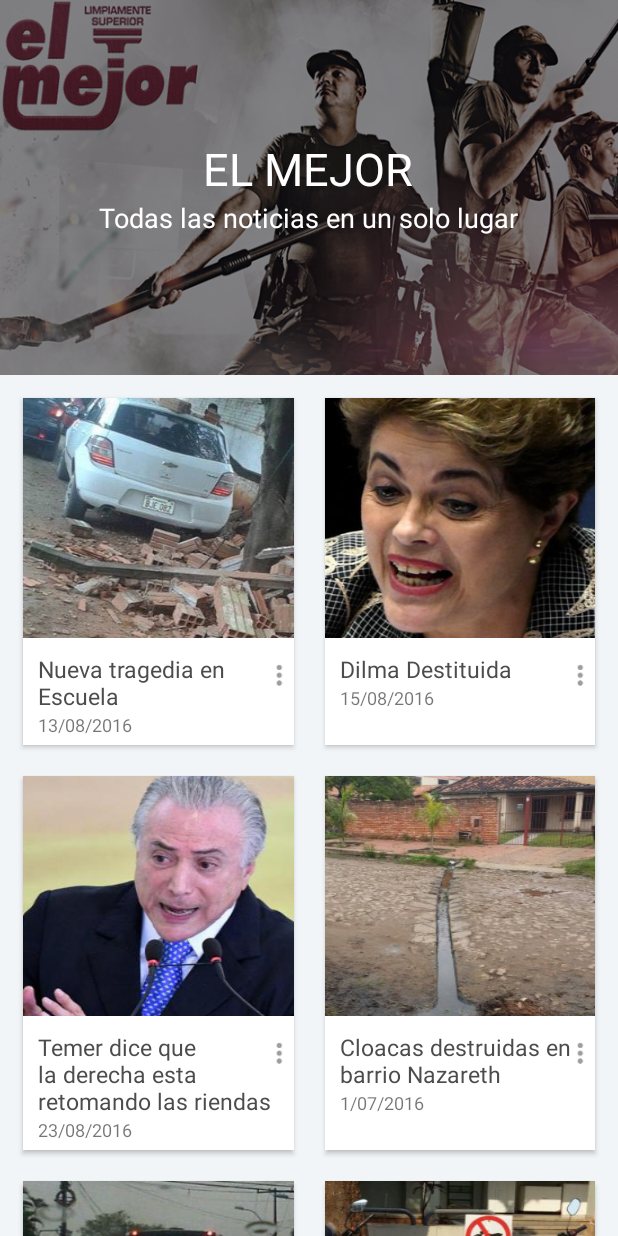
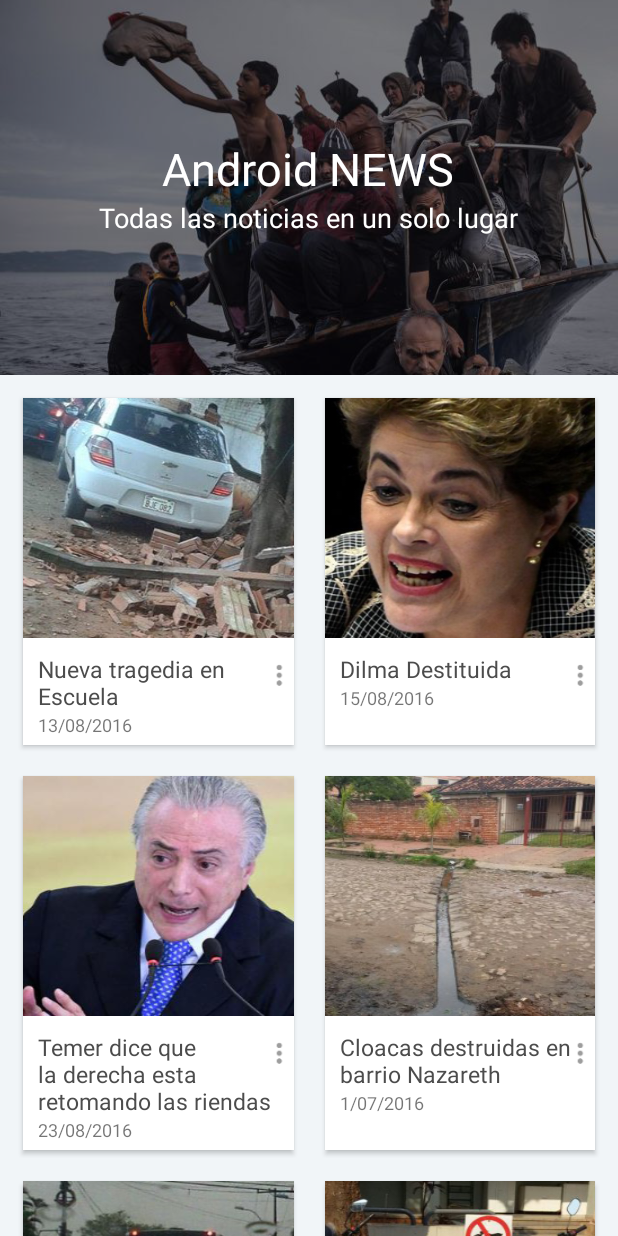
Before and after one commit to jorgecasariego/Android-News-with-Cards, an Android app: the screen it shows after launch (MainActivity), on a phone screen of 412 x 824 dp. Run offline under Robolectric (Android 15) with nearby library versions, the phone set to English and light mode, and no system bars.

```diff
--- a/app/src/main/res/values/strings.xml
+++ b/app/src/main/res/values/strings.xml
@@ -3,6 +3,6 @@
     <string name="action_settings">Settings</string>
     <string name="action_add_favourite">Añadir a favoritos</string>
     <string name="action_ver_noticia">Ver Noticia</string>
-    <string name="backdrop_title">EL MEJOR</string>
+    <string name="backdrop_title">Android NEWS</string>
     <string name="backdrop_subtitle">Todas las noticias en un solo lugar</string>
 </resources>
```
Also changed, not shown: app/src/main/res/drawable/cover.png, 1 other file.
